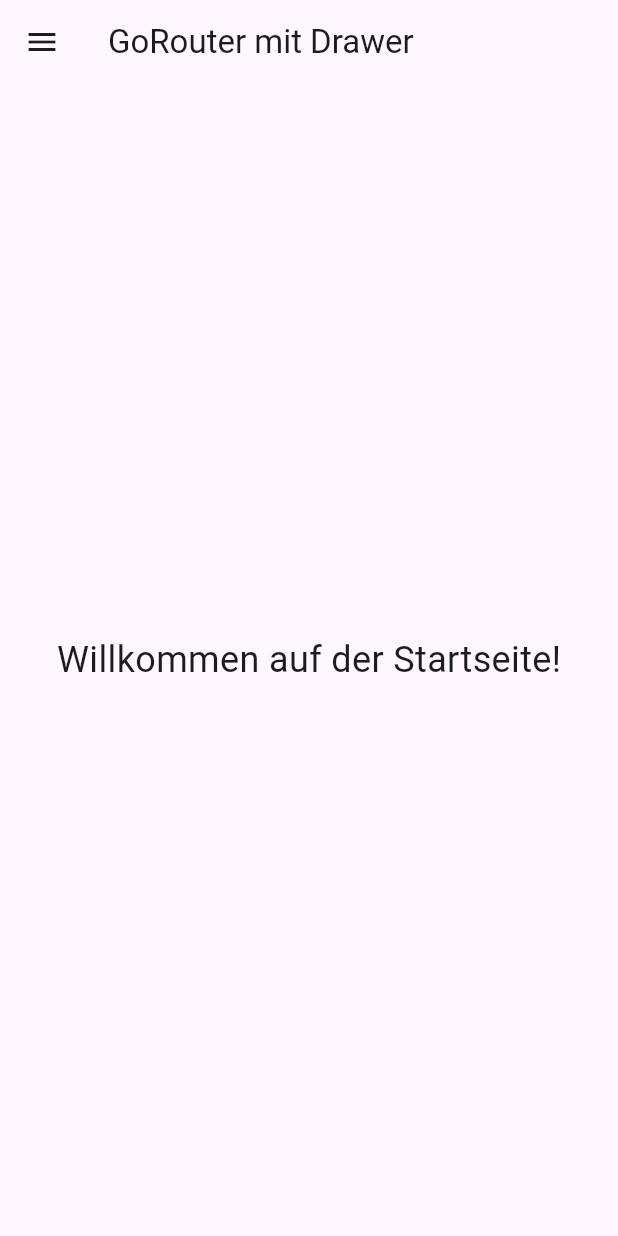
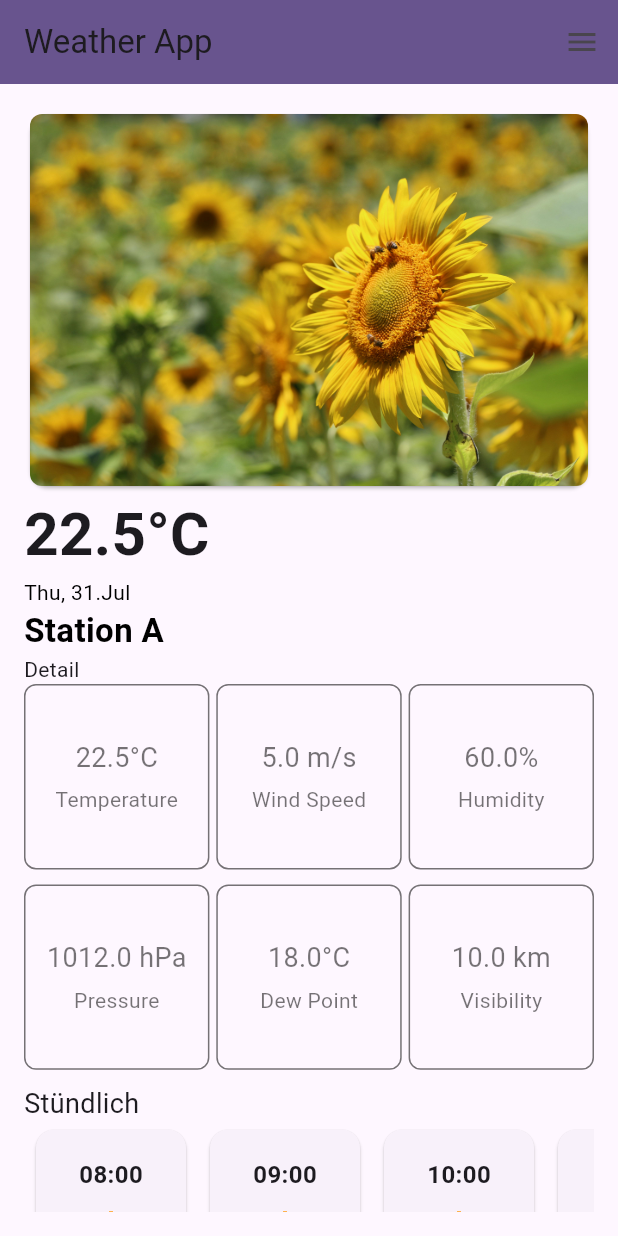
Before and after one commit to nieich/flutter_weather_app, a Flutter app: the screen it shows after launch, on a phone screen of 412 x 824 dp. Run offline on Flutter 3.47's test engine with Material 3 defaults, Android fonts, the phone set to English and light mode, and no system bars; our stand-ins replace fl_chart, go_router.

Commit message:
first design for weather page with dummy data

```diff
--- a/lib/navigation/router.dart
+++ b/lib/navigation/router.dart
@@ -2,6 +2,7 @@ import 'package:flutter/material.dart';
 import 'package:flutter_weather_app/navigation/routes.dart';
 import 'package:flutter_weather_app/navigation/scaffold_with_drawer.dart';
 import 'package:flutter_weather_app/pages/home_page.dart';
+import 'package:flutter_weather_app/pages/settings_page.dart';
 
 import 'package:go_router/go_router.dart';
 
@@ -26,6 +27,16 @@ final router = GoRouter(
             ),
           ],
         ),
+        StatefulShellBranch(
+          routes: [
+            GoRoute(
+              path: Routes.settings,
+              builder: (context, state) {
+                return const SettingsPage();
+              },
+            ),
+          ],
+        ),
       ],
     ),
   ],
--- a/lib/navigation/routes.dart
+++ b/lib/navigation/routes.dart
@@ -1,6 +1,7 @@
 class Routes {
   Routes._();
   static const String home = '/Home';
+  static const String settings = '/Settings';
 
   // static const String alarm = '/alarm';
   // static const String addAlarm = 'addAlarm';
--- a/lib/navigation/scaffold_with_drawer.dart
+++ b/lib/navigation/scaffold_with_drawer.dart
@@ -1,4 +1,5 @@
 import 'package:flutter/material.dart';
+import 'package:flutter_weather_app/navigation/routes.dart';
 import 'package:go_router/go_router.dart';
 
 class ScaffoldWithDrawer extends StatelessWidget {
@@ -9,18 +10,33 @@ class ScaffoldWithDrawer extends StatelessWidget {
   @override
   Widget build(BuildContext context) {
     return Scaffold(
-      appBar: AppBar(title: const Text('GoRouter mit Drawer')),
-      drawer: Drawer(
+      appBar: AppBar(title: const Text('Weather App'), backgroundColor: Theme.of(context).colorScheme.primary),
+      endDrawer: Drawer(
         child: ListView(
           padding: EdgeInsets.zero,
           children: <Widget>[
-            const DrawerHeader(
-              decoration: BoxDecoration(color: Colors.blue),
-              child: Text('Menü', style: TextStyle(color: Colors.white, fontSize: 24)),
+            DrawerHeader(
+              decoration: const BoxDecoration(color: Colors.blue),
+              child: Row(
+                mainAxisAlignment: MainAxisAlignment.spaceBetween,
+                crossAxisAlignment: CrossAxisAlignment.end,
+                children: [
+                  const Text('Menü', style: TextStyle(color: Colors.white, fontSize: 24)),
+                  const Spacer(),
+
+                  GestureDetector(
+                    onTap: () {
+                      Navigator.of(context).pop(); // Drawer schließen
+                      context.go(Routes.settings); // Zur Route navigieren
+                    },
+                    child: const Icon(Icons.settings, color: Colors.white),
+                  ),
+                ],
+              ),
             ),
             ListTile(
               leading: const Icon(Icons.home),
-              title: const Text('Seite A'),
+              title: const Text('City 1'),
               onTap: () {
                 Navigator.of(context).pop(); // Drawer schließen
                 context.go('/a'); // Zur Route navigieren
@@ -28,7 +44,7 @@ class ScaffoldWithDrawer extends StatelessWidget {
             ),
             ListTile(
               leading: const Icon(Icons.business),
-              title: const Text('Seite B'),
+              title: const Text('City 2'),
               onTap: () {
                 Navigator.of(context).pop();
                 context.go('/b');
--- a/lib/pages/home_page.dart
+++ b/lib/pages/home_page.dart
@@ -1,10 +1,28 @@
 import 'package:flutter/material.dart';
+import 'package:flutter_weather_app/tmp/weather_data.dart';
+import 'package:flutter_weather_app/views/weather_view.dart';
 
-class HomePage extends StatelessWidget {
-  const HomePage({Key? key}) : super(key: key);
+class HomePage extends StatefulWidget {
+  const HomePage({super.key});
+
+  @override
+  State<HomePage> createState() => _HomePageState();
+}
+
+class _HomePageState extends State<HomePage> {
+  @override
+  void initState() {
+    super.initState();
+    if (weatherDataList.data.isEmpty) {
+      addData();
+    }
+  }
 
   @override
   Widget build(BuildContext context) {
-    return Center(child: Text('Willkommen auf der Startseite!', style: TextStyle(fontSize: 24)));
+    return Container(
+      padding: const EdgeInsets.all(16.0),
+      child: buildWeatherView(weatherDataList.data.first, MediaQuery.of(context).size),
+    );
   }
 }
--- /dev/null
+++ b/lib/views/weather_view.dart
@@ -0,0 +1,186 @@
+import 'package:flutter/material.dart';
+import 'package:flutter_weather_app/tmp/weather_data.dart';
+import 'package:flutter_weather_app/widgets/daily_forecast_chart.dart';
+import 'package:intl/intl.dart';
+
+ListView buildWeatherView(WeatherData weatherData, Size size) {
+  return ListView(
+    children: [
+      Card(
+        child: ClipRRect(
+          borderRadius: BorderRadius.circular(8.0),
+          child: Image.asset('assets/images/sunny.jpg', fit: BoxFit.cover),
+        ),
+      ),
+      Row(
+        mainAxisAlignment: MainAxisAlignment.spaceBetween,
+        children: [
+          Text('${weatherData.temperature}°C', style: const TextStyle(fontSize: 40, fontWeight: FontWeight.bold)),
+        ],
+      ),
+      Row(
+        children: [
+          Text(
+            DateFormat('EE, dd.MMM').format(DateTime.now()),
+            style: const TextStyle(fontSize: 14, color: Colors.black),
+          ),
+        ],
+      ),
+      Row(
+        children: [
+          Text(
+            weatherData.stationName,
+            style: const TextStyle(fontSize: 22, color: Colors.black, fontWeight: FontWeight.bold),
+          ),
+        ],
+      ),
+      Text('Detail'),
+      Column(
+        children: [
+          Row(
+            mainAxisAlignment: MainAxisAlignment.spaceBetween,
+            children: [
+              Container(
+                height: size.width * 0.3,
+                width: size.width * 0.3,
+                decoration: BoxDecoration(
+                  border: Border.all(color: Colors.black54),
+                  borderRadius: BorderRadius.circular(8.0),
+                ),
+                padding: const EdgeInsets.all(8.0),
+                child: Column(
+                  mainAxisAlignment: MainAxisAlignment.center,
+                  children: [
+                    Text('${weatherData.temperature}°C', style: const TextStyle(fontSize: 18, color: Colors.black54)),
+                    const SizedBox(height: 5),
+                    Text('Temperature', style: const TextStyle(fontSize: 14, color: Colors.black54)),
+                  ],
+                ),
+              ),
+              Container(
+                height: size.width * 0.3,
+                width: size.width * 0.3,
+                decoration: BoxDecoration(
+                  border: Border.all(color: Colors.black54),
+                  borderRadius: BorderRadius.circular(8.0),
+                ),
+                padding: const EdgeInsets.all(8.0),
+                child: Column(
+                  mainAxisAlignment: MainAxisAlignment.center,
+                  children: [
+                    Text('${weatherData.windSpeed} m/s', style: const TextStyle(fontSize: 18, color: Colors.black54)),
+                    const SizedBox(height: 5),
+                    Text('Wind Speed', style: const TextStyle(fontSize: 14, color: Colors.black54)),
+                  ],
+                ),
+              ),
+              Container(
+                height: size.width * 0.3,
+                width: size.width * 0.3,
+                decoration: BoxDecoration(
+                  border: Border.all(color: Colors.black54),
+                  borderRadius: BorderRadius.circular(8.0),
+                ),
+                padding: const EdgeInsets.all(8.0),
+                child: Column(
+                  mainAxisAlignment: MainAxisAlignment.center,
+                  children: [
+                    Text('${weatherData.humidity}%', style: const TextStyle(fontSize: 18, color: Colors.black54)),
+                    const SizedBox(height: 5),
+                    Text('Humidity', style: const TextStyle(fontSize: 14, color: Colors.black54)),
+                  ],
+                ),
+              ),
+            ],
+          ),
+          const SizedBox(height: 10),
+          Row(
+            mainAxisAlignment: MainAxisAlignment.spaceBetween,
+            children: [
+              Container(
+                height: size.width * 0.3,
+                width: size.width * 0.3,
+                decoration: BoxDecoration(
+                  border: Border.all(color: Colors.black54),
+                  borderRadius: BorderRadius.circular(8.0),
+                ),
+                padding: const EdgeInsets.all(8.0),
+                child: Column(
+                  mainAxisAlignment: MainAxisAlignment.center,
+                  children: [
+                    Text('${weatherData.pressure} hPa', style: const TextStyle(fontSize: 18, color: Colors.black54)),
+                    const SizedBox(height: 5),
+                    Text('Pressure', style: const TextStyle(fontSize: 14, color: Colors.black54)),
+                  ],
+                ),
+              ),
+              Container(
+                height: size.width * 0.3,
+                width: size.width * 0.3,
+                decoration: BoxDecoration(
+                  border: Border.all(color: Colors.black54),
+                  borderRadius: BorderRadius.circular(8.0),
+                ),
+                padding: const EdgeInsets.all(8.0),
+                child: Column(
+                  mainAxisAlignment: MainAxisAlignment.center,
+                  children: [
+                    Text('${weatherData.dewPoint}°C', style: const TextStyle(fontSize: 18, color: Colors.black54)),
+                    const SizedBox(height: 5),
+                    Text('Dew Point', style: const TextStyle(fontSize: 14, color: Colors.black54)),
+                  ],
+                ),
+              ),
+              Container(
+                height: size.width * 0.3,
+                width: size.width * 0.3,
+                decoration: BoxDecoration(
+                  border: Border.all(color: Colors.black54),
+                  borderRadius: BorderRadius.circular(8.0),
+                ),
+                padding: const EdgeInsets.all(8.0),
+                child: Column(
+                  mainAxisAlignment: MainAxisAlignment.center,
+                  children: [
+                    Text('${weatherData.visibility} km', style: const TextStyle(fontSize: 18, color: Colors.black54)),
+                    const SizedBox(height: 5),
+                    Text('Visibility', style: const TextStyle(fontSize: 14, color: Colors.black54)),
+                  ],
+                ),
+              ),
+            ],
+          ),
+        ],
+      ),
+      SizedBox(height: 10),
+      Text('Stündlich', style: const TextStyle(fontSize: 18)),
+      SizedBox(
+        height: 150,
+        child: ListView.builder(
+          scrollDirection: Axis.horizontal,
+          itemCount: weatherData.hourlyForecast.length,
+          itemBuilder: (context, index) {
+            final hourlyData = weatherData.hourlyForecast[index];
+            return Card(
+              margin: const EdgeInsets.symmetric(horizontal: 8.0, vertical: 4.0),
+              child: Container(
+                width: 100,
+                padding: const EdgeInsets.all(12.0),
+                child: Column(
+                  mainAxisAlignment: MainAxisAlignment.spaceAround,
+                  children: [
+                    Text(hourlyData.time, style: const TextStyle(fontSize: 16, fontWeight: FontWeight.bold)),
+                    Icon(Icons.wb_sunny, size: 32, color: Colors.orangeAccent), // Platzhalter-Icon
+                    Text('${hourlyData.temperature}°C', style: const TextStyle(fontSize: 18)),
+                  ],
+                ),
+              ),
+            );
+          },
+        ),
+      ),
+      SizedBox(height: 10),
+      DailyForecastChart(dailyForecast: weatherData.dailyForecast),
+    ],
+  );
+}
--- a/pubspec.yaml
+++ b/pubspec.yaml
@@ -38,6 +38,10 @@ dependencies:
   # The "go_router" package below is used for routing in the application.
   go_router:
 
+  # The "intl" package is used for internationalization and date formatting.
+  intl:
+  fl_chart:
+
 dev_dependencies:
   flutter_test:
     sdk: flutter
@@ -64,6 +68,8 @@ flutter:
   # assets:
   #   - images/a_dot_burr.jpeg
   #   - images/a_dot_ham.jpeg
+  assets:
+      - assets/images/
 
   # An image asset can refer to one or more resolution-specific "variants", see
   # https://flutter.dev/to/resolution-aware-images
```
Also changed, not shown: lib/pages/settings_page.dart (added, +26 -0 lines), lib/tmp/weather_data.dart (added, +180 -0 lines), lib/widgets/daily_forecast_chart.dart (added, +91 -0 lines), assets/images/sunny.jpg (added), pubspec.lock.
